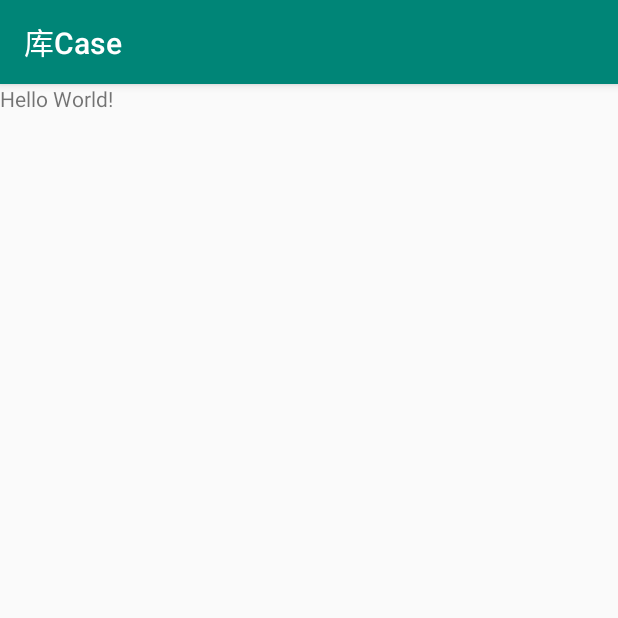
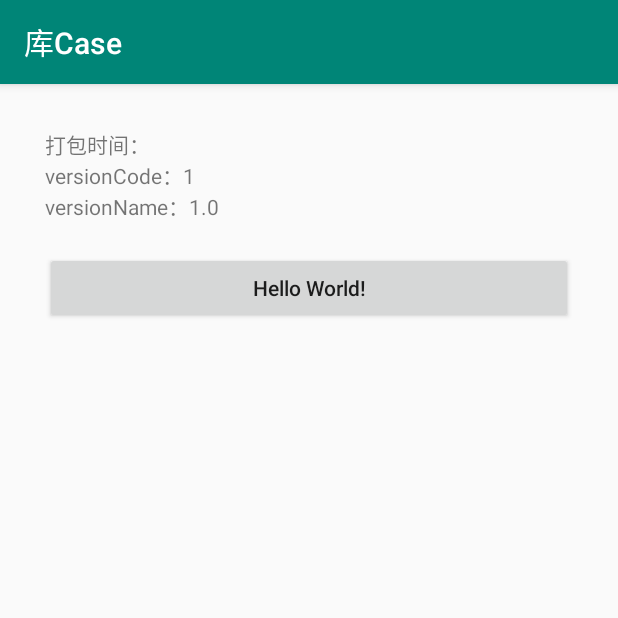
Before and after one commit to jefshi/formwork-lib-android, an Android app: the screen it shows after launch (MainActivity), on a phone screen of 412 x 824 dp, the top half of it. Run offline under Robolectric (Android 15) with nearby library versions, the phone set to English and light mode, and no system bars.

Commit message:
[主页]主页追加打包与版本信息

```diff
--- a/app-sample/src/main/java/com/csp/sample/customview/MainActivity.java
+++ b/app-sample/src/main/java/com/csp/sample/customview/MainActivity.java
@@ -1,14 +1,25 @@
 package com.csp.sample.customview;
 
 import android.os.Bundle;
+import android.widget.TextView;
 
 import androidx.appcompat.app.AppCompatActivity;
 
+/**
+ * @author csp
+ */
 public class MainActivity extends AppCompatActivity {
 
     @Override
     protected void onCreate(Bundle savedInstanceState) {
         super.onCreate(savedInstanceState);
         setContentView(R.layout.activity_main);
+
+        String versionInfo = String.format(getString(R.string.version_info),
+                BuildConfig.ASSEMBLE_TIME,
+                BuildConfig.VERSION_CODE + "",
+                BuildConfig.VERSION_NAME);
+
+        ((TextView) findViewById(R.id.tv_version)).setText(versionInfo);
     }
 }
--- a/app-sample/src/main/res/layout/activity_main.xml
+++ b/app-sample/src/main/res/layout/activity_main.xml
@@ -1,13 +1,25 @@
 <?xml version="1.0" encoding="utf-8"?>
 <LinearLayout xmlns:android="http://schemas.android.com/apk/res/android"
-    xmlns:app="http://schemas.android.com/apk/res-auto"
-    xmlns:tools="http://schemas.android.com/tools"
     android:layout_width="match_parent"
-    android:layout_height="match_parent">
+    android:layout_height="match_parent"
+    android:gravity="center_horizontal"
+    android:orientation="vertical"
+    android:padding="30dp">
+
+    <!-- xmlns:app="http://schemas.android.com/apk/res-auto" -->
+    <!-- xmlns:tools="http://schemas.android.com/tools" -->
 
     <TextView
+        android:id="@+id/tv_version"
         android:layout_width="match_parent"
         android:layout_height="wrap_content"
-        android:text="Hello World!" />
+        android:text="@string/version_info" />
+
+    <Button
+        android:layout_width="match_parent"
+        android:layout_height="wrap_content"
+        android:layout_marginTop="20dp"
+        android:text="Hello World!"
+        android:textAllCaps="false" />
 
 </LinearLayout>
--- a/app-sample/src/main/res/values/strings.xml
+++ b/app-sample/src/main/res/values/strings.xml
@@ -1,4 +1,8 @@
-<resources>
+<resources xmlns:tools="http://schemas.android.com/tools" tools:ignore="MissingTranslation">
+
     <!-- TODO 模板，APP 名称修改 -->
     <string name="app_name">库Case</string>
+
+    <string name="version_info">打包时间：%s\nversionCode：%s\nversionName：%s</string>
+
 </resources>
```
